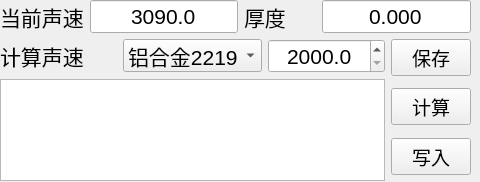
First picture: the form in form_calibrate.ui, repository ASh-en/display, before the edit.
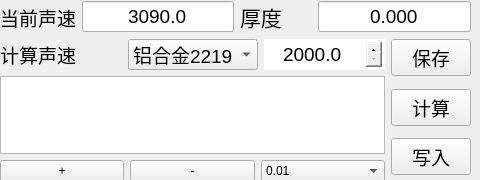
Second picture: the form after the edit.

```diff
--- a/form_calibrate.ui
+++ b/form_calibrate.ui
@@ -7,7 +7,7 @@
     <x>0</x>
     <y>0</y>
     <width>480</width>
-    <height>182</height>
+    <height>180</height>
    </rect>
   </property>
   <property name="windowTitle">
@@ -17,12 +17,12 @@
    <property name="geometry">
     <rect>
      <x>0</x>
-     <y>0</y>
+     <y>1</y>
      <width>471</width>
      <height>181</height>
     </rect>
    </property>
-   <layout class="QVBoxLayout" name="verticalLayout_3">
+   <layout class="QVBoxLayout" name="verticalLayout_4">
     <item>
      <layout class="QHBoxLayout" name="horizontalLayout_3">
       <item>
@@ -31,7 +31,7 @@
          <widget class="QLabel" name="lbl_thickness_2">
           <property name="font">
            <font>
-            <pointsize>16</pointsize>
+            <pointsize>14</pointsize>
            </font>
           </property>
           <property name="text">
@@ -43,7 +43,7 @@
          <widget class="QLineEdit" name="ldt_ultra_speed">
           <property name="font">
            <font>
-            <pointsize>16</pointsize>
+            <pointsize>14</pointsize>
            </font>
           </property>
           <property name="text">
@@ -52,6 +52,9 @@
           <property name="alignment">
            <set>Qt::AlignCenter</set>
           </property>
+          <property name="readOnly">
+           <bool>true</bool>
+          </property>
          </widget>
         </item>
        </layout>
@@ -74,7 +77,7 @@
          <widget class="QLineEdit" name="ldt_cur_thickness">
           <property name="font">
            <font>
-            <pointsize>16</pointsize>
+            <pointsize>14</pointsize>
            </font>
           </property>
           <property name="text">
@@ -83,6 +86,9 @@
           <property name="alignment">
            <set>Qt::AlignCenter</set>
           </property>
+          <property name="readOnly">
+           <bool>true</bool>
+          </property>
          </widget>
         </item>
        </layout>
@@ -92,14 +98,14 @@
     <item>
      <layout class="QHBoxLayout" name="horizontalLayout_5">
       <item>
-       <layout class="QVBoxLayout" name="verticalLayout_2">
+       <layout class="QVBoxLayout" name="verticalLayout_3">
         <item>
          <layout class="QHBoxLayout" name="horizontalLayout_4">
           <item>
            <widget class="QLabel" name="lbl_ultra_speed">
             <property name="font">
              <font>
-              <pointsize>16</pointsize>
+              <pointsize>14</pointsize>
              </font>
             </property>
             <property name="text">
@@ -111,7 +117,7 @@
            <widget class="QComboBox" name="cbx_material">
             <property name="font">
              <font>
-              <pointsize>16</pointsize>
+              <pointsize>14</pointsize>
              </font>
             </property>
             <item>
@@ -132,14 +138,19 @@
            </widget>
           </item>
           <item>
-          <widget class="QDoubleSpinBox" name="dsb_cal_speed">
+           <widget class="QDoubleSpinBox" name="dsb_cal_speed">
             <property name="font">
              <font>
-              <pointsize>16</pointsize>
+              <pointsize>14</pointsize>
              </font>
             </property>
-            <property name="value">
-             <number>3090.0</number>
+            <property name="styleSheet">
+             <string notr="true">QDoubleSpinBox { padding-right: 8px; }
+  QDoubleSpinBox::up-button, QDoubleSpinBox::down-button { width:16px; height:16px; }
+  QDoubleSpinBox::up-arrow, QDoubleSpinBox::down-arrow { width: 12x; height: 8px; }</string>
+            </property>
+            <property name="alignment">
+             <set>Qt::AlignCenter</set>
             </property>
             <property name="decimals">
              <number>1</number>
@@ -148,20 +159,86 @@
              <double>1.0</double>
             </property>
             <property name="minimum">
-             <double>2000.0</double>
+             <double>2000.000000000000000</double>
             </property>
             <property name="maximum">
-             <double>4000.0</double>
+             <double>4000.000000000000000</double>
             </property>
-            <property name="alignment">
-             <set>Qt::AlignCenter</set>
+            <property name="singleStep">
+             <double>1.000000000000000</double>
+            </property>
+            <property name="value">
+             <double>2000.000000000000000</double>
             </property>
            </widget>
           </item>
          </layout>
         </item>
         <item>
-         <widget class="QTableWidget" name="tbl_step_workpiece"/>
+         <layout class="QVBoxLayout" name="verticalLayout_2">
+          <item>
+           <widget class="QTableWidget" name="tbl_step_workpiece">
+            <property name="sizePolicy">
+             <sizepolicy hsizetype="Expanding" vsizetype="Fixed">
+              <horstretch>0</horstretch>
+              <verstretch>0</verstretch>
+             </sizepolicy>
+            </property>
+           </widget>
+          </item>
+          <item>
+           <layout class="QHBoxLayout" name="horizontalLayout_6">
+            <item>
+             <widget class="QPushButton" name="ptn_plus_number">
+              <property name="text">
+               <string>+</string>
+              </property>
+             </widget>
+            </item>
+            <item>
+             <widget class="QPushButton" name="ptn_minus_number">
+              <property name="text">
+               <string>-</string>
+              </property>
+             </widget>
+            </item>
+            <item>
+             <widget class="QComboBox" name="cbx_rate">
+              <item>
+               <property name="text">
+                <string>0.01</string>
+               </property>
+              </item>
+              <item>
+               <property name="text">
+                <string>0.02</string>
+               </property>
+              </item>
+              <item>
+               <property name="text">
+                <string>0.05</string>
+               </property>
+              </item>
+              <item>
+               <property name="text">
+                <string>0.1</string>
+               </property>
+              </item>
+              <item>
+               <property name="text">
+                <string>0.5</string>
+               </property>
+              </item>
+              <item>
+               <property name="text">
+                <string>1.0</string>
+               </property>
+              </item>
+             </widget>
+            </item>
+           </layout>
+          </item>
+         </layout>
         </item>
        </layout>
       </item>
```
Left out of the diff: 9 changed lines with no effect on the pictures.
